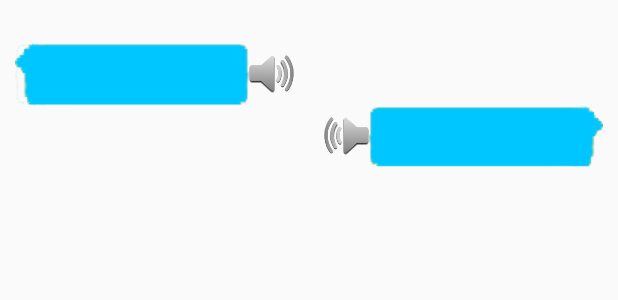
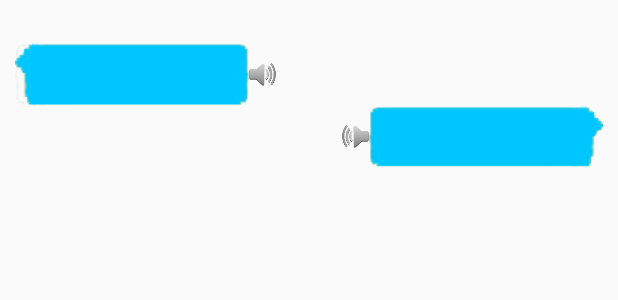
Before and after one commit to nealspirit/GlovesTextShow, an Android app: the layout msg_item.xml on its own in the app's theme, with its tools: preview values and no code run, on a phone screen of 412 x 824 dp. Shown: the top 300 px of the screen. Run offline under Robolectric (Android 15) with nearby library versions, the phone set to English and light mode, and no system bars.

Commit message:
优化界面2

```diff
--- a/app/src/main/java/com/glovestextshow/android/Msg.java
+++ b/app/src/main/java/com/glovestextshow/android/Msg.java
@@ -11,7 +11,7 @@ public class Msg {
     private int type;
     private Date date;
 
-    SimpleDateFormat simpleDateFormat = new SimpleDateFormat("yyyy年MM月dd日 HH:mm:ss");
+    SimpleDateFormat simpleDateFormat = new SimpleDateFormat("yyyy年MM月dd日 HH:mm");
 
     public Msg(String content, int type, Date date) {
         this.content = content;
--- a/app/src/main/res/layout/msg_item.xml
+++ b/app/src/main/res/layout/msg_item.xml
@@ -39,8 +39,8 @@
 
         <ImageView
             android:id="@+id/horn_left"
-            android:layout_width="30dp"
-            android:layout_height="25dp"
+            android:layout_width="18dp"
+            android:layout_height="15dp"
             android:src="@drawable/horn_left"
             android:layout_gravity="center_vertical"
             android:scaleType="fitXY"/>
@@ -56,8 +56,8 @@
 
         <ImageView
             android:id="@+id/horn_right"
-            android:layout_width="30dp"
-            android:layout_height="25dp"
+            android:layout_width="18dp"
+            android:layout_height="15dp"
             android:src="@drawable/horn_right"
             android:layout_gravity="center_vertical"
             android:scaleType="fitXY"/>
```
Also changed, not shown: app/src/main/java/com/glovestextshow/android/MainActivity.java (+14 -2 lines), app/src/main/res/layout/activity_main.xml (+27 -3 lines), app/src/main/res/drawable/microphone.png (added).
